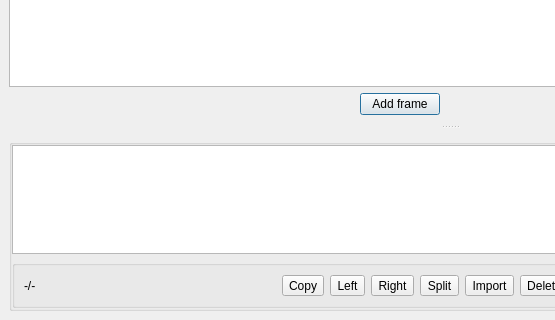
Qt form animation-editor/editor.ui (dos1/libsuperderpy-utils) before a commit; both pictures show x 0 to 555 and y 141 to 461 of the 899 by 461 pixel window.
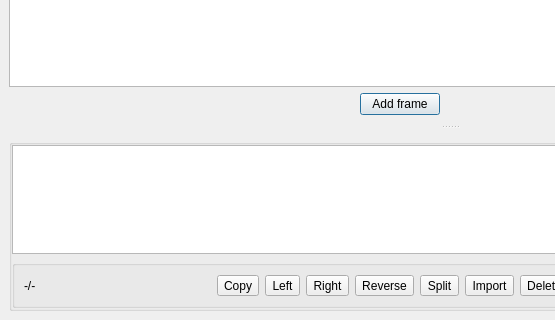
The same form after that commit. Icons and pictures are not drawn. Custom widgets are drawn as their Qt base class.

Commit message: animation-editor: frame reversing

Patch:
```diff
--- a/animation-editor/editor.ui
+++ b/animation-editor/editor.ui
@@ -161,6 +161,16 @@
               </property>
              </widget>
             </item>
+            <item>
+             <widget class="QToolButton" name="reverseBtn">
+              <property name="text">
+               <string>Reverse</string>
+              </property>
+              <property name="icon">
+               <iconset theme="reverse"/>
+              </property>
+             </widget>
+            </item>
             <item>
              <widget class="QToolButton" name="splitBtn">
               <property name="enabled">
```
The commit also changes 2 other files.
